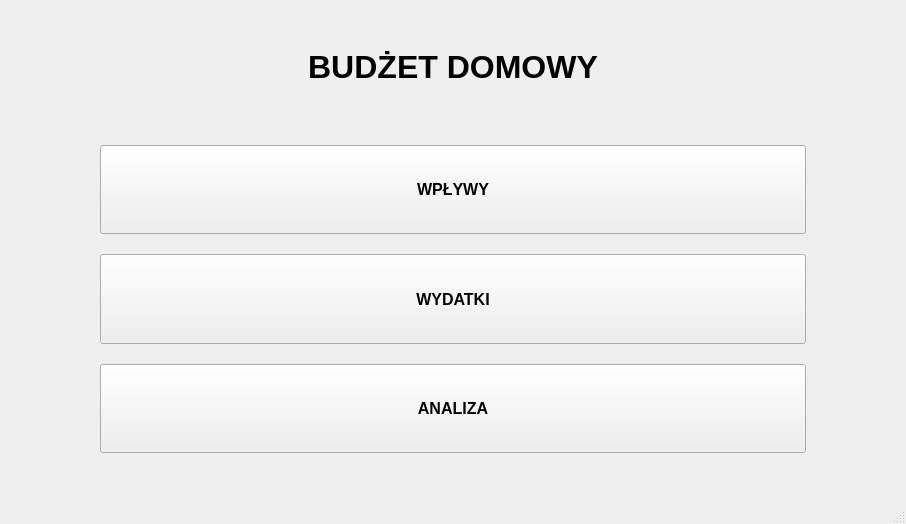
Before: the Qt Designer form mainwindow.ui in gabbanasik/BanLysProjektPipao, drawn with Qt 5.
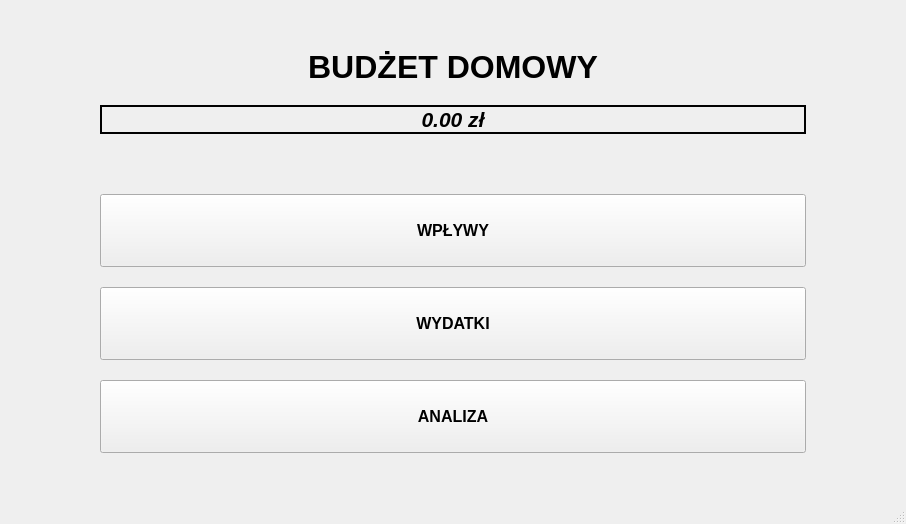
After: the same form once the commit is applied.

Diff of the .ui file:
```diff
--- a/mainwindow.ui
+++ b/mainwindow.ui
@@ -31,7 +31,7 @@
      <number>100</number>
     </property>
     <item>
-     <layout class="QVBoxLayout" name="verticalLayout" stretch="0,0,0,1,1,1,0">
+     <layout class="QVBoxLayout" name="verticalLayout" stretch="0,0,0,0,1,1,1,0">
       <item>
        <spacer name="verticalSpacer">
         <property name="orientation">
@@ -61,6 +61,32 @@
         </property>
        </widget>
       </item>
+      <item>
+       <widget class="QLabel" name="labelBilans">
+        <property name="font">
+         <font>
+          <pointsize>16</pointsize>
+          <italic>true</italic>
+          <bold>true</bold>
+         </font>
+        </property>
+        <property name="frameShape">
+         <enum>QFrame::WinPanel</enum>
+        </property>
+        <property name="frameShadow">
+         <enum>QFrame::Plain</enum>
+        </property>
+        <property name="lineWidth">
+         <number>5</number>
+        </property>
+        <property name="text">
+         <string>0.00 zł</string>
+        </property>
+        <property name="alignment">
+         <set>Qt::AlignCenter</set>
+        </property>
+       </widget>
+      </item>
       <item>
        <spacer name="verticalSpacer_3">
         <property name="orientation">
```
